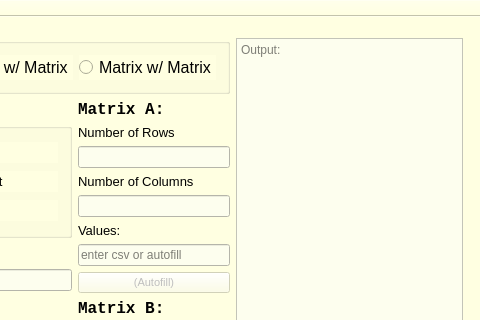
First picture: the form in CIS202_Final-JohnTwedt/mainwindow.ui, repository jptwedt/CIS202FinalProject-JTwedt, before the edit; both pictures show x 101 to 581 and y 0 to 320 of the 581 by 564 pixel window.
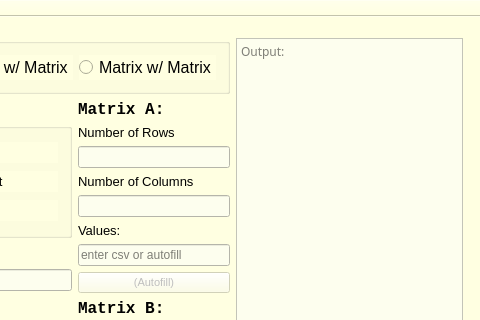
Second picture: the form after the edit.

What changed in the file:
```diff
--- a/CIS202_Final-JohnTwedt/mainwindow.ui
+++ b/CIS202_Final-JohnTwedt/mainwindow.ui
@@ -508,6 +508,15 @@
      </item>
      <item>
       <widget class="QTextEdit" name="textEditTextOut">
+       <property name="font">
+        <font>
+         <family>Monospac821 BT</family>
+         <pointsize>9</pointsize>
+        </font>
+       </property>
+       <property name="acceptDrops">
+        <bool>false</bool>
+       </property>
        <property name="styleSheet">
         <string notr="true">background-color: rgb(253, 254, 238);</string>
        </property>
@@ -526,12 +535,15 @@
        <property name="verticalScrollBarPolicy">
         <enum>Qt::ScrollBarAsNeeded</enum>
        </property>
+       <property name="sizeAdjustPolicy">
+        <enum>QAbstractScrollArea::AdjustToContents</enum>
+       </property>
        <property name="html">
         <string>&lt;!DOCTYPE HTML PUBLIC &quot;-//W3C//DTD HTML 4.0//EN&quot; &quot;http://www.w3.org/TR/REC-html40/strict.dtd&quot;&gt;
 &lt;html&gt;&lt;head&gt;&lt;meta name=&quot;qrichtext&quot; content=&quot;1&quot; /&gt;&lt;style type=&quot;text/css&quot;&gt;
 p, li { white-space: pre-wrap; }
-&lt;/style&gt;&lt;/head&gt;&lt;body style=&quot; font-family:'MS Shell Dlg 2'; font-size:8.25pt; font-weight:400; font-style:normal;&quot;&gt;
-&lt;p style=&quot;-qt-paragraph-type:empty; margin-top:0px; margin-bottom:0px; margin-left:0px; margin-right:0px; -qt-block-indent:0; text-indent:0px;&quot;&gt;&lt;br /&gt;&lt;/p&gt;&lt;/body&gt;&lt;/html&gt;</string>
+&lt;/style&gt;&lt;/head&gt;&lt;body style=&quot; font-family:'Monospac821 BT'; font-size:9pt; font-weight:400; font-style:normal;&quot;&gt;
+&lt;p style=&quot;-qt-paragraph-type:empty; margin-top:0px; margin-bottom:0px; margin-left:0px; margin-right:0px; -qt-block-indent:0; text-indent:0px; font-family:'MS Shell Dlg 2'; font-size:8.25pt;&quot;&gt;&lt;br /&gt;&lt;/p&gt;&lt;/body&gt;&lt;/html&gt;</string>
        </property>
        <property name="placeholderText">
         <string>Output:</string>
```
